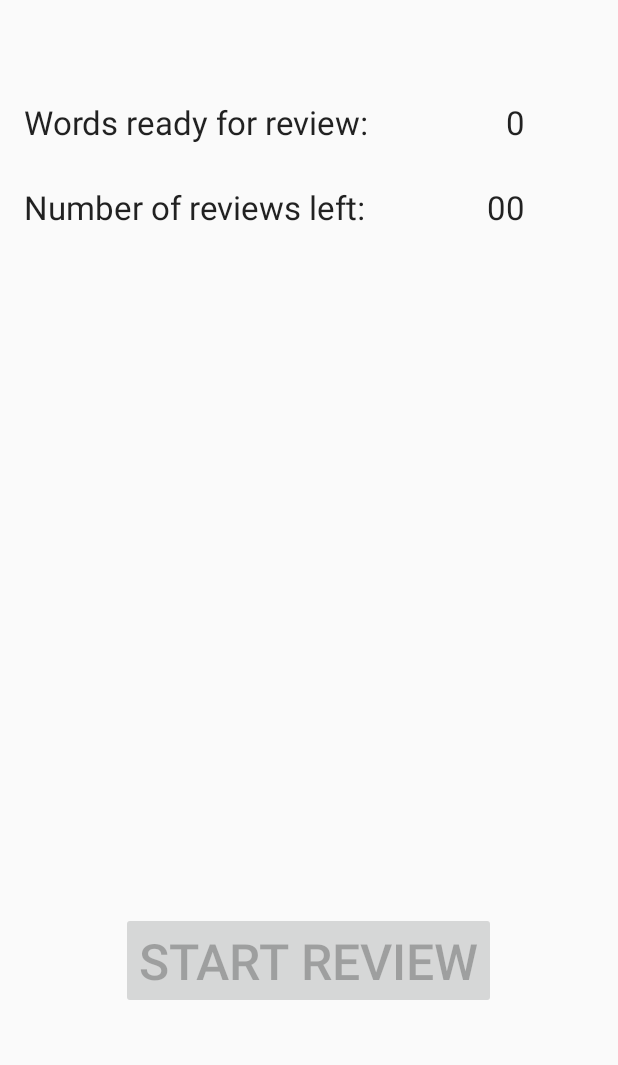
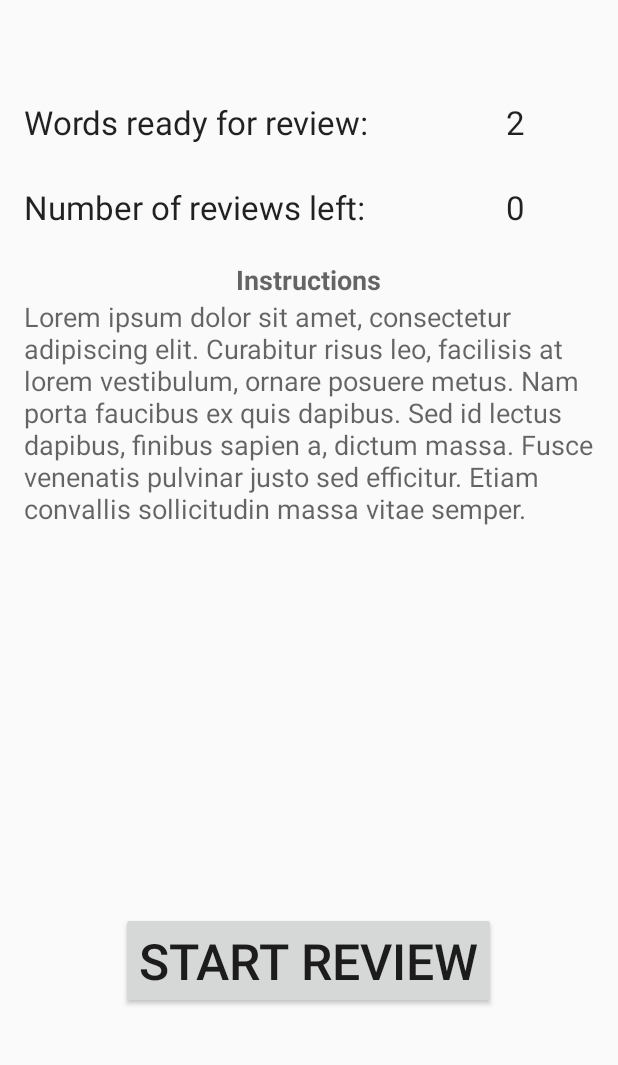
Before and after one commit to Heights94/FlashcardBuddy, an Android app: the screen it shows after launch (MainActivity), on a phone screen of 412 x 824 dp, the part 152-1217 px from its top. Run offline under Robolectric (Android 15) with nearby library versions, the phone set to English and light mode, and no system bars.

Commit message:
Fixed all issues, changd date == review date to .equals

```diff
--- a/app/src/main/java/com/example/moham/flashcardbuddy/DBHandler.java
+++ b/app/src/main/java/com/example/moham/flashcardbuddy/DBHandler.java
@@ -67,17 +67,17 @@ public class DBHandler extends SQLiteOpenHelper {
         SQLiteDatabase db = this.getWritableDatabase();
         ContentValues values = new ContentValues();
         values.put(KEY_WORD, Flashcard.getWord()); // Flashcard Name
-        values.put(KEY_TRANSLATION, Flashcard.getWordTranslated()); // Flashcard Phone Number
+        values.put(KEY_TRANSLATION, Flashcard.getWordTranslated()); // Only works SuperMemo, but Leitner sets property.
         values.put(KEY_INTERVAL, Flashcard.getInterval()); // Flashcard Phone Number
         if (TABLE_NAME == "SuperMemo") {
             values.put(KEY_EFACTOR, 2.5f);
         } else if (TABLE_NAME == "LeitnerSystem") {
+            System.out.println("The word translated is :" + Flashcard.getWordTranslated());
             values.put(KEY_BOX_NUMBER, 1);
         }
         values.put(KEY_SPELLING, ""); // Flashcard Phone Number
-        values.put(KEY_DATE_ADDED, Flashcard.getDateAdded()); // Flashcard Phone Number
+        values.put(KEY_DATE_ADDED, Flashcard.getCurrentDate()); // Flashcard Phone Number
         values.put(KEY_REVIEW_DATE, Flashcard.getCurrentDate()); // Flashcard Phone Number
-
 // Inserting Row
         db.insert(TABLE_NAME, null, values);
         db.close(); // Closing database connection
@@ -118,7 +118,7 @@ public class DBHandler extends SQLiteOpenHelper {
         if (cursor.moveToFirst()) {
             Date reviewDate = format.parse(cursor.getString(7));
             Date todaysDate = format.parse(Flashcard.getCurrentDate());
-            if (todaysDate.after(reviewDate) || todaysDate == reviewDate) {//If today is the review day)
+            if (todaysDate.after(reviewDate) || todaysDate.equals(reviewDate)) {//If today is the review day)
                 do {
                     SuperMemo sm = new SuperMemo();
                     sm.setId(Integer.parseInt(cursor.getString(0)));
@@ -140,8 +140,10 @@ public class DBHandler extends SQLiteOpenHelper {
         return FlashcardList;
     }
 
-    public List<LeitnerSystem> getLeitnerFlashcards() {
+    public List<LeitnerSystem> getLeitnerFlashcards() throws ParseException {
         List<LeitnerSystem> FlashcardList = new ArrayList<LeitnerSystem>();
+        DateFormat format = new SimpleDateFormat("dd-MM-yyy");
+        format.setTimeZone(TimeZone.getTimeZone("GMT"));
 // Select All Query
         String selectQuery = "SELECT * FROM LeitnerSystem";
         SQLiteDatabase db = this.getWritableDatabase();
@@ -149,6 +151,9 @@ public class DBHandler extends SQLiteOpenHelper {
 // looping through all rows and add
 // ng to list
         if (cursor.moveToFirst()) {
+            Date reviewDate = format.parse(cursor.getString(7));
+            Date todaysDate = format.parse(Flashcard.getCurrentDate());
+            if (todaysDate.after(reviewDate) || todaysDate.equals(reviewDate)) {//If today is the review day)
                 do {
                     LeitnerSystem ls = new LeitnerSystem();
                     ls.setId(Integer.parseInt(cursor.getString(0)));
@@ -161,6 +166,7 @@ public class DBHandler extends SQLiteOpenHelper {
                     ls.setReviewDate(cursor.getString(7));
                     FlashcardList.add(ls);
                 } while (cursor.moveToNext());
+            }
         }
 // return contact list
         return FlashcardList;
@@ -234,7 +240,7 @@ public class DBHandler extends SQLiteOpenHelper {
 
     public void deleteTable(String TABLE_NAME, String WHERE_CLAUSE) {
         SQLiteDatabase db = this.getWritableDatabase();
-        if (WHERE_CLAUSE != "") {
+        if (WHERE_CLAUSE != null) {
             WHERE_CLAUSE = "id = 3";
         }
         db.delete(TABLE_NAME, WHERE_CLAUSE, null);
@@ -243,6 +249,6 @@ public class DBHandler extends SQLiteOpenHelper {
 
     public void dropTable(String TABLE_NAME) {
         SQLiteDatabase db = this.getWritableDatabase();
-        db.execSQL("DELETE FROM " + TABLE_NAME);
+        db.execSQL("DROP TABLE " + TABLE_NAME);
     }
 }
--- a/app/src/main/java/com/example/moham/flashcardbuddy/LeitnerSystem.java
+++ b/app/src/main/java/com/example/moham/flashcardbuddy/LeitnerSystem.java
@@ -5,7 +5,6 @@ package com.example.moham.flashcardbuddy;
  */
 public class LeitnerSystem extends Flashcard {
 
-    private String wordTranslated;
     private int boxNumnber;
 
     public void setBoxNumnber(int boxNumnber) {
--- a/app/src/main/java/com/example/moham/flashcardbuddy/MainActivity.java
+++ b/app/src/main/java/com/example/moham/flashcardbuddy/MainActivity.java
@@ -27,20 +27,24 @@ public class MainActivity extends AppCompatActivity {
         super.onCreate(savedInstanceState);
         setContentView(R.layout.activity_main);
         DBHandler db = new DBHandler(this);
-        // SQLiteDatabase s = openOrCreateDatabase("FlashcardBuddy",MODE_PRIVATE,null);
-        // db.onCreate(s);
+
+        //db.dropTable("LeitnerSystem");
+        //db.dropTable("SuperMemo");
+        //SQLiteDatabase s = openOrCreateDatabase("FlashcardBuddy",MODE_PRIVATE,null);
+        //db.onCreate(s);
         // Log.d("TEST:", db.getDatabaseName());
-        // db.showAllTables();
+        //db.showAllTables();
         // db.addFlashcard(new LeitnerSystem(2, "Kore", 4, 1), "LeitnerSystem");
 
-        //db.deleteTable("LeitnerSystem");
-        //db.deleteTable("SuperMemo");
+        db.deleteTable("LeitnerSystem",null);
+        //db.deleteTable("SuperMemo",null);
         //  db.getAvaliableCards("LeitnerSystem");
         databaseStatus(db);
         displaySuperMemoWords(db);
         displayLeitnerSystemWords(db);
         try {
-            wordsAvaliable();
+            //smWordsAvaliable();
+            leitnerWordsAvaliable();
         } catch (ParseException e) {
             e.printStackTrace();
         }
@@ -51,14 +55,12 @@ public class MainActivity extends AppCompatActivity {
         //Log.d("Table name:",db.getDatabaseName());
         //  //db.deleteTable("LeitnerSystem");
         //db.deleteTable("SuperMemo");
-        ////db.dropTable("LeitnerSystem");
-        //db.dropTable("SuperMemo");
         // Reading all shops
 
 
     }
 
-    public void wordsAvaliable() throws ParseException {
+    public void smWordsAvaliable() throws ParseException {
         DBHandler db = new DBHandler(this);
         List<SuperMemo> rows = db.getSuperMemoFlashcards();
         DateFormat format = new SimpleDateFormat("dd-MM-yyy");
@@ -67,7 +69,29 @@ public class MainActivity extends AppCompatActivity {
         for (SuperMemo flashcard : rows) {//For each card..
             Date reviewDate = format.parse(flashcard.getReviewDate());
             Date todaysDate = format.parse(flashcard.getCurrentDate());
-            if (todaysDate.after(reviewDate) || todaysDate == reviewDate) {//If today is the review day
+            if (todaysDate.after(reviewDate) || todaysDate.equals(reviewDate)) {//If today is the review day
+                count++;//Increment the count by 1
+            }
+        }
+        if (count >= 1 && count <= 2) {
+            Button btn = (Button) findViewById(R.id.start_review);
+            btn.setEnabled(true);
+        }
+        TextView view = (TextView) findViewById(R.id.wordsReady);
+        view.setText(Integer.toString(count));
+    }
+
+    public void leitnerWordsAvaliable() throws ParseException {
+        DBHandler db = new DBHandler(this);
+        List<LeitnerSystem> rows = db.getLeitnerFlashcards();
+        System.out.println(rows.size());
+        DateFormat format = new SimpleDateFormat("dd-MM-yyy");
+        format.setTimeZone(TimeZone.getTimeZone("GMT"));
+        int count = 0;
+        for (LeitnerSystem flashcard : rows) {//For each card..
+            Date reviewDate = format.parse(flashcard.getReviewDate());
+            Date todaysDate = format.parse(flashcard.getCurrentDate());
+            if (todaysDate.after(reviewDate) || todaysDate.equals(reviewDate)) {//If today is the review day
                 count++;//Increment the count by 1
             }
         }
@@ -115,6 +139,7 @@ public class MainActivity extends AppCompatActivity {
         for (SuperMemo flashcard : rows) {
             String log = "Id: " + flashcard.getId()
                     + " ,Word: " + flashcard.getWord()
+                    + " ,Word Translated: " + flashcard.getWordTranslated()
                     + " ,Interval: " + flashcard.getInterval()
                     + " ,eFactor: " + flashcard.getEFactor()
                     + " ,Date added: " + flashcard.getDateAdded()
@@ -125,10 +150,16 @@ public class MainActivity extends AppCompatActivity {
 
     public void displayLeitnerSystemWords(DBHandler db) {
         Log.d("Leitner: ", "Display Leitner cards..");
-        List<LeitnerSystem> rows = db.getLeitnerFlashcards();
+        List<LeitnerSystem> rows = null;
+        try {
+            rows = db.getLeitnerFlashcards();
+        } catch (ParseException e) {
+            e.printStackTrace();
+        }
         for (LeitnerSystem flashcard : rows) {
             String log = "Id: " + flashcard.getId()
                     + " ,Word: " + flashcard.getWord()
+                    + " ,Word Translated: " + flashcard.getWordTranslated()
                     + " ,Interval: " + flashcard.getInterval()
                     + " ,Box Number: " + flashcard.getBoxNumnber()
                     + " ,Date added: " + flashcard.getDateAdded()
--- a/app/src/main/res/layout/activity_main.xml
+++ b/app/src/main/res/layout/activity_main.xml
@@ -66,10 +66,31 @@
         android:layout_width="wrap_content"
         android:layout_height="wrap_content"
         android:textAppearance="?android:attr/textAppearanceLarge"
-        android:text="00"
+        android:text="0"
         android:id="@+id/textView5"
         android:layout_alignTop="@+id/textView4"
         android:layout_alignRight="@+id/wordsReady"
         android:layout_alignEnd="@+id/wordsReady" />
 
+    <TextView
+        android:layout_width="wrap_content"
+        android:layout_height="wrap_content"
+        android:textAppearance="?android:attr/textAppearanceMedium"
+        android:text="Instructions"
+        android:id="@+id/textView6"
+        android:textStyle="bold"
+        android:layout_below="@+id/textView4"
+        android:layout_centerHorizontal="true"
+        android:layout_marginTop="21dp" />
+
+    <TextView
+        android:layout_width="wrap_content"
+        android:layout_height="wrap_content"
+        android:textAppearance="?android:attr/textAppearanceMedium"
+        android:text="Lorem ipsum dolor sit amet, consectetur adipiscing elit. Curabitur risus leo, facilisis at lorem vestibulum, ornare posuere metus. Nam porta faucibus ex quis dapibus. Sed id lectus dapibus, finibus sapien a, dictum massa. Fusce venenatis pulvinar justo sed efficitur. Etiam convallis sollicitudin massa vitae semper."
+        android:id="@+id/textView7"
+        android:layout_below="@+id/textView6"
+        android:layout_alignParentStart="true"
+        android:layout_above="@+id/start_review" />
+
 </RelativeLayout>
```
Also changed, not shown: app/src/main/java/com/example/moham/flashcardbuddy/LeitnerActivity.java (+5 -4 lines), app/src/main/res/layout/activity_leitner_activity.xml (+11 -0 lines), 2 other files. Lines whose indentation alone changed are shown as unchanged.
